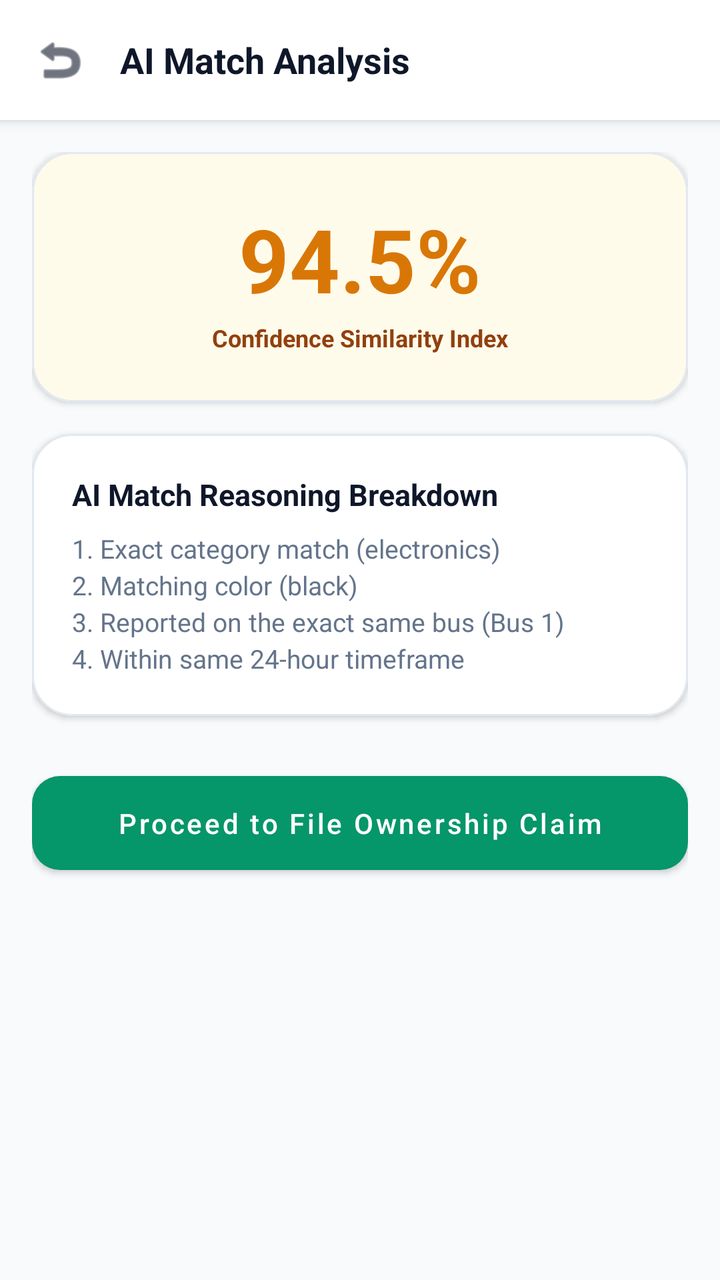
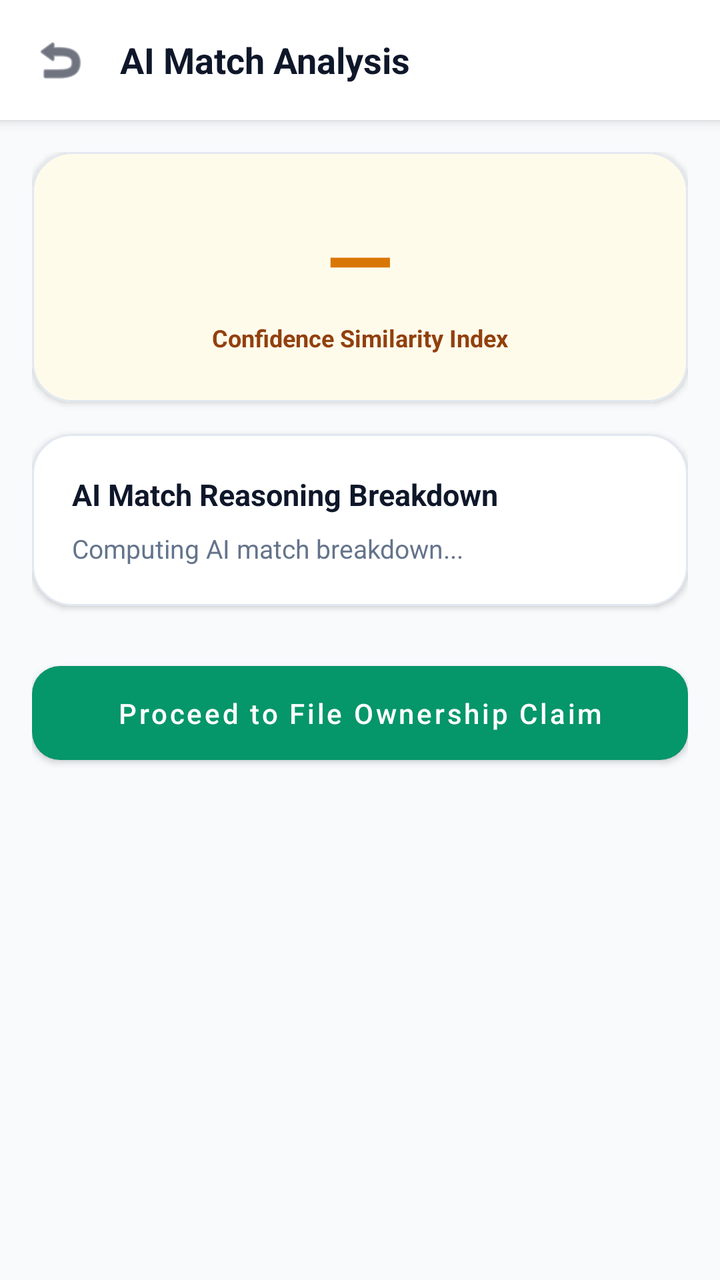

Two renders of the same Android screen: before a commit and after it. Below are the layout's source before the change and the commit's diff.
<!-- AndroidManifest.xml: application theme Theme.UniTrack -->
<!-- res/layout/activity_ai_match_detail.xml -->
<?xml version="1.0" encoding="utf-8"?>
<ScrollView xmlns:android="http://schemas.android.com/apk/res/android"
    xmlns:app="http://schemas.android.com/apk/res-auto"
    android:layout_width="match_parent"
    android:layout_height="match_parent"
    android:background="@color/background"
    android:fillViewport="true">

    <LinearLayout
        android:layout_width="match_parent"
        android:layout_height="wrap_content"
        android:orientation="vertical">

        
        <LinearLayout
            android:layout_width="match_parent"
            android:layout_height="wrap_content"
            android:background="@color/white"
            android:elevation="4dp"
            android:gravity="center_vertical"
            android:orientation="horizontal"
            android:padding="16dp">

            <ImageView
                android:id="@+id/btnBack"
                android:layout_width="28dp"
                android:layout_height="28dp"
                android:clickable="true"
                android:focusable="true"
                android:src="@android:drawable/ic_menu_revert"
                app:tint="@color/text_primary" />

            <TextView
                android:layout_width="wrap_content"
                android:layout_height="wrap_content"
                android:layout_marginStart="16dp"
                android:text="AI Match Analysis"
                android:textColor="@color/text_primary"
                android:textSize="18sp"
                android:textStyle="bold" />
        </LinearLayout>

        <LinearLayout
            android:layout_width="match_parent"
            android:layout_height="wrap_content"
            android:orientation="vertical"
            android:padding="16dp">

            
            <com.google.android.material.card.MaterialCardView
                style="@style/Widget.UniTrack.Card"
                android:layout_width="match_parent"
                android:layout_height="wrap_content"
                app:cardCornerRadius="20dp">

                <LinearLayout
                    android:layout_width="match_parent"
                    android:layout_height="wrap_content"
                    android:background="#FFFBEB"
                    android:gravity="center"
                    android:orientation="vertical"
                    android:padding="24dp">

                    <TextView
                        android:id="@+id/tvMatchPercentage"
                        android:layout_width="wrap_content"
                        android:layout_height="wrap_content"
                        android:text="94.5%"
                        android:textColor="#D97706"
                        android:textSize="44sp"
                        android:textStyle="bold" />

                    <TextView
                        android:layout_width="wrap_content"
                        android:layout_height="wrap_content"
                        android:layout_marginTop="2dp"
                        android:text="Confidence Similarity Index"
                        android:textColor="#92400E"
                        android:textSize="12sp"
                        android:textStyle="bold" />

                </LinearLayout>
            </com.google.android.material.card.MaterialCardView>

            
            <com.google.android.material.card.MaterialCardView
                style="@style/Widget.UniTrack.Card"
                android:layout_width="match_parent"
                android:layout_height="wrap_content"
                android:layout_marginTop="16dp"
                app:cardCornerRadius="20dp">

                <LinearLayout
                    android:layout_width="match_parent"
                    android:layout_height="wrap_content"
                    android:orientation="vertical"
                    android:padding="20dp">

                    <TextView
                        android:layout_width="wrap_content"
                        android:layout_height="wrap_content"
                        android:text="AI Match Reasoning Breakdown"
                        android:textColor="@color/text_primary"
                        android:textSize="15sp"
                        android:textStyle="bold" />

                    <TextView
                        android:id="@+id/tvMatchExplanation"
                        android:layout_width="wrap_content"
                        android:layout_height="wrap_content"
                        android:layout_marginTop="8dp"
                        android:lineSpacingExtra="3dp"
                        android:text="1. Exact category match (electronics)\n2. Matching color (black)\n3. Reported on the exact same bus (Bus 1)\n4. Within same 24-hour timeframe"
                        android:textColor="@color/text_secondary"
                        android:textSize="13sp" />

                </LinearLayout>
            </com.google.android.material.card.MaterialCardView>

            <com.google.android.material.button.MaterialButton
                android:id="@+id/btnProceedClaim"
                style="@style/Widget.UniTrack.Button.Primary"
                android:layout_width="match_parent"
                android:layout_height="wrap_content"
                android:layout_marginTop="24dp"
                android:layout_marginBottom="24dp"
                android:text="Proceed to File Ownership Claim" />

        </LinearLayout>
    </LinearLayout>
</ScrollView>
<!-- resources referenced by this layout -->
<resources>
  <color name="background">#F8FAFC</color>
  <color name="text_primary">#0F172A</color>
  <color name="text_secondary">#64748B</color>
  <color name="white">#FFFFFF</color>
  <style name="Widget.UniTrack.Button.Primary" parent="Widget.MaterialComponents.Button">
          <item name="backgroundTint">@color/primary</item>
          <item name="android:textColor">@color/pure_white</item>
          <item name="cornerRadius">14dp</item>
          <item name="android:textAllCaps">false</item>
          <item name="android:paddingTop">14dp</item>
          <item name="android:paddingBottom">14dp</item>
          <item name="android:fontFamily">sans-serif-medium</item>
      </style>
  <style name="Widget.UniTrack.Card" parent="Widget.MaterialComponents.CardView">
          <item name="cardCornerRadius">20dp</item>
          <item name="cardElevation">2dp</item>
          <item name="cardBackgroundColor">@color/card_background</item>
          <item name="strokeColor">@color/border</item>
          <item name="strokeWidth">1dp</item>
      </style>
  <style name="Theme.UniTrack" parent="Theme.MaterialComponents.DayNight.NoActionBar">
          
          <item name="colorPrimary">@color/primary</item>
          <item name="colorPrimaryVariant">@color/primary_dark</item>
          <item name="colorOnPrimary">@color/pure_white</item>
          
          <item name="colorSecondary">@color/secondary</item>
          <item name="colorSecondaryVariant">@color/secondary_light</item>
          <item name="colorOnSecondary">@color/pure_white</item>
          
          <item name="android:statusBarColor">@color/surface</item>
          <item name="android:windowLightStatusBar">true</item>
          <item name="android:windowBackground">@color/background</item>
          <item name="colorSurface">@color/surface</item>
          <item name="colorOnSurface">@color/text_primary</item>
  
          
          <item name="android:textColor">@color/text_primary</item>
          <item name="android:textColorPrimary">@color/text_primary</item>
          <item name="android:textColorSecondary">@color/text_secondary</item>
          <item name="android:textColorHint">@color/input_hint</item>
          <item name="android:editTextColor">@color/input_text</item>
  
          
          <item name="textInputStyle">@style/Widget.UniTrack.TextInputLayout</item>
          <item name="editTextStyle">@style/Widget.UniTrack.EditText</item>
      </style>
  <color name="primary">#059669</color>
  <color name="pure_white">#FFFFFF</color>
  <color name="card_background">#FFFFFF</color>
  <color name="border">#E2E8F0</color>
  <color name="primary_dark">#047857</color>
  <color name="secondary">#0F172A</color>
  <color name="secondary_light">#1E293B</color>
  <color name="surface">#FFFFFF</color>
  <color name="input_hint">#64748B</color>
  <color name="input_text">#0F172A</color>
  <style name="Widget.UniTrack.TextInputLayout" parent="Widget.MaterialComponents.TextInputLayout.OutlinedBox">
          <item name="boxStrokeColor">@color/primary</item>
          <item name="hintTextColor">@color/primary</item>
          <item name="android:textColorHint">@color/input_hint</item>
          <item name="boxBackgroundColor">@color/input_background</item>
          <item name="boxCornerRadiusTopStart">12dp</item>
          <item name="boxCornerRadiusTopEnd">12dp</item>
          <item name="boxCornerRadiusBottomStart">12dp</item>
          <item name="boxCornerRadiusBottomEnd">12dp</item>
      </style>
  <style name="Widget.UniTrack.EditText" parent="Widget.MaterialComponents.TextInputEditText.OutlinedBox">
          <item name="android:textColor">@color/input_text</item>
          <item name="android:textColorHint">@color/input_hint</item>
          <item name="android:textSize">14sp</item>
      </style>
  <color name="input_background">#FFFFFF</color>
</resources>

<!-- the commit's change to res/layout/activity_ai_match_detail.xml (unified diff, before → after) -->
@@ -65,7 +65,7 @@
                         android:id="@+id/tvMatchPercentage"
                         android:layout_width="wrap_content"
                         android:layout_height="wrap_content"
-                        android:text="94.5%"
+                        android:text="—"
                         android:textColor="#D97706"
                         android:textSize="44sp"
                         android:textStyle="bold" />
@@ -110,7 +110,7 @@
                         android:layout_height="wrap_content"
                         android:layout_marginTop="8dp"
                         android:lineSpacingExtra="3dp"
-                        android:text="1. Exact category match (electronics)\n2. Matching color (black)\n3. Reported on the exact same bus (Bus 1)\n4. Within same 24-hour timeframe"
+                        android:text="Computing AI match breakdown..."
                         android:textColor="@color/text_secondary"
                         android:textSize="13sp" />
 
